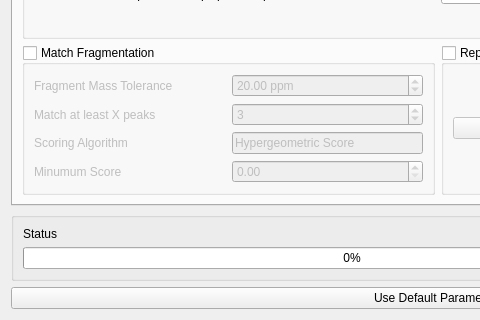
First picture: the form in src/gui/mzroll/forms/peakdetectiondialog.ui, repository ElucidataInc/ElMaven, before the edit; both pictures show x 0 to 480 and y 420 to 740 of the 876 by 740 pixel window.
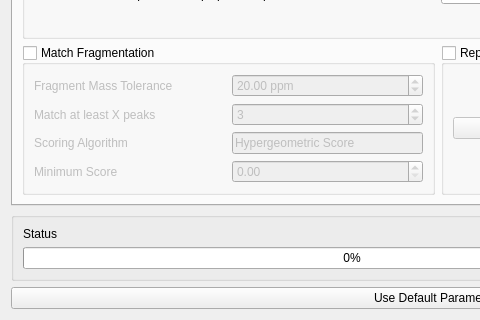
Second picture: the form after the edit.

Commit message: [UI] Fix typo in Peaks dialog

What changed in the file:
```diff
--- a/src/gui/mzroll/forms/peakdetectiondialog.ui
+++ b/src/gui/mzroll/forms/peakdetectiondialog.ui
@@ -389,7 +389,7 @@
           <item row="5" column="0">
            <widget class="QLabel" name="label_minMatchScore">
             <property name="text">
-             <string>Minumum Score</string>
+             <string>Minimum Score</string>
             </property>
            </widget>
           </item>
```
